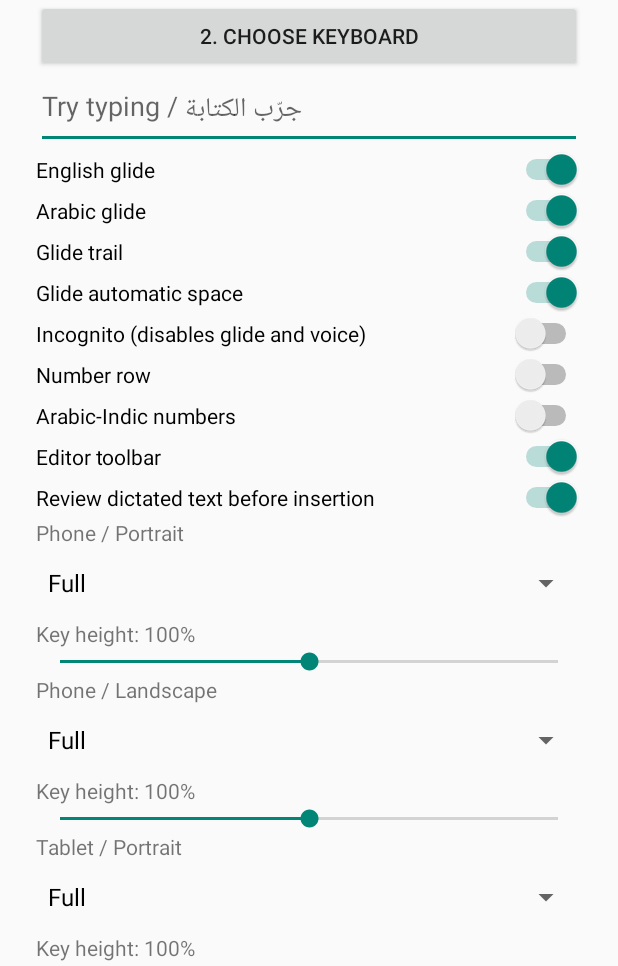
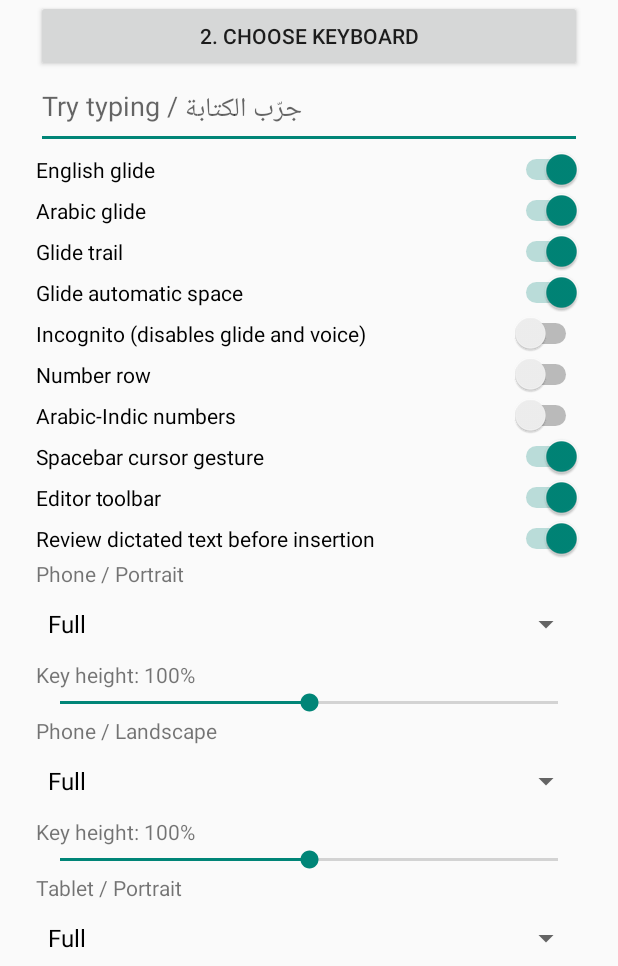
Before and after one commit to amroalhamedi2022-hue/my-keyboard, an Android app: the screen it shows after launch (SetupActivity), on a phone screen of 412 x 824 dp, the part 270-1236 px from its top. Run offline under Robolectric (Android 15) with nearby library versions, the phone set to English and light mode, and no system bars.

Commit message:
Record nine reproduced layout checks and make cursor gesture configurable

```diff
--- a/app/src/main/java/com/zerokeyboard/ime/SetupActivity.java
+++ b/app/src/main/java/com/zerokeyboard/ime/SetupActivity.java
@@ -31,6 +31,7 @@ public final class SetupActivity extends Activity {
   toggle(root,"Incognito (disables glide and voice)",settings.incognito(),settings,"incognito");
   toggle(root,"Number row",settings.numberRow(),settings,"number_row");
   toggle(root,"Arabic-Indic numbers",settings.indic(),settings,"arabic_indic");
+  toggle(root,"Spacebar cursor gesture",settings.spaceCursor(),settings,"space_cursor");
   toggle(root,"Editor toolbar",settings.editorTools(),settings,"editor_tools");
   toggle(root,"Review dictated text before insertion",settings.voiceReview(),settings,"voice_review");
   for(boolean tablet:new boolean[]{false,true})for(boolean landscape:new boolean[]{false,true})profile(root,settings,tablet,landscape);
--- a/app/src/main/java/com/zerokeyboard/ime/ZeroImeService.java
+++ b/app/src/main/java/com/zerokeyboard/ime/ZeroImeService.java
@@ -73,7 +73,7 @@ public final class ZeroImeService extends InputMethodService {
    key(controls,"⇧","Shift or diacritics",1f,()->{cancelVoice();clearComposition(true);shift=!shift;render();});
   }
   voiceKey=null;if(active&&settings.voice()&&!settings.incognito()&&policy.allowPersonalization&&!policy.sensitive)voiceKey=key(controls,"Mic","Offline voice typing",1.5f,this::toggleVoice);
-  key(controls,"⌫","Delete",1.3f,this::delete);Button space=key(controls,lang==KeyboardLayout.Language.AR?"مسافة":"Space","Space",3f,()->insert(" "));if(!policy.sensitive)space.setOnTouchListener(new SpaceCursor());key(controls,"↵","Editor action",1.3f,this::enter);
+  key(controls,"⌫","Delete",1.3f,this::delete);Button space=key(controls,lang==KeyboardLayout.Language.AR?"مسافة":"Space","Space",3f,()->insert(" "));if(!policy.sensitive&&settings.spaceCursor())space.setOnTouchListener(new SpaceCursor());key(controls,"↵","Editor action",1.3f,this::enter);
  }
  private void editorToolbar(){
   LinearLayout tools=row();
@@ -98,7 +98,7 @@ public final class ZeroImeService extends InputMethodService {
     case MotionEvent.ACTION_MOVE:
      float x=e.getX();if(Math.abs(x-origin)>dp(12))dragging=true;
      if(dragging){int steps=(int)((x-last)/dp(14));steps=Math.max(-8,Math.min(8,steps));for(int i=0;i<Math.abs(steps);i++)moveCursor(steps<0?KeyEvent.KEYCODE_DPAD_LEFT:KeyEvent.KEYCODE_DPAD_RIGHT);last+=steps*dp(14);}return true;
-    case MotionEvent.ACTION_UP:if(!dragging)v.performClick();return true;
+    case MotionEvent.ACTION_UP:if(!dragging&&e.getX()>=0&&e.getX()<v.getWidth()&&e.getY()>=0&&e.getY()<v.getHeight())v.performClick();return true;
     case MotionEvent.ACTION_CANCEL:case MotionEvent.ACTION_POINTER_DOWN:dragging=true;return true;
     default:return true;
    }
@@ -107,7 +107,7 @@ public final class ZeroImeService extends InputMethodService {
  private void reviewVoice(String text,long generation,InputConnection target){
   if(reviewRow==null)return;pendingVoice=text;reviewRow.removeAllViews();reviewRow.setVisibility(View.VISIBLE);
   TextView preview=new TextView(this);preview.setText(text);preview.setTextColor(Color.WHITE);preview.setMaxLines(2);preview.setEllipsize(android.text.TextUtils.TruncateAt.END);reviewRow.addView(preview,new LinearLayout.LayoutParams(0,-2,3f));
-  key(reviewRow,"Insert","Insert dictated text",1f,()->{String value=pendingVoice;cancelVoice();if(generation+1==editorGeneration&&voiceAllowed()&&target==getCurrentInputConnection()&&!value.isEmpty())target.commitText(value,1);});
+  key(reviewRow,"Insert","Insert dictated text",1f,()->{String value=pendingVoice;boolean valid=generation==editorGeneration&&voiceAllowed()&&target==getCurrentInputConnection();cancelVoice();if(valid&&!value.isEmpty())target.commitText(value,1);});
   key(reviewRow,"×","Discard dictated text",.7f,this::cancelVoice);
  }
  private void clearComposition(boolean finish){
--- a/app/src/main/java/com/zerokeyboard/ime/ZeroSettings.java
+++ b/app/src/main/java/com/zerokeyboard/ime/ZeroSettings.java
@@ -13,6 +13,7 @@ final class ZeroSettings {
  boolean numberRow(){return p.getBoolean("number_row",false);}
  boolean indic(){return p.getBoolean("arabic_indic",false);}
  boolean editorTools(){return p.getBoolean("editor_tools",true);}
+ boolean spaceCursor(){return p.getBoolean("space_cursor",true);}
  boolean voiceReview(){return p.getBoolean("voice_review",true);}
  LayoutProfile.Mode layout(boolean tablet,boolean landscape){try{return LayoutProfile.Mode.valueOf(p.getString(profileKey(tablet,landscape)+"_mode","FULL"));}catch(IllegalArgumentException e){return LayoutProfile.Mode.FULL;}}
  int height(boolean tablet,boolean landscape){return p.getInt(profileKey(tablet,landscape)+"_height",100);}
```
Also changed, not shown: 3 other files.
